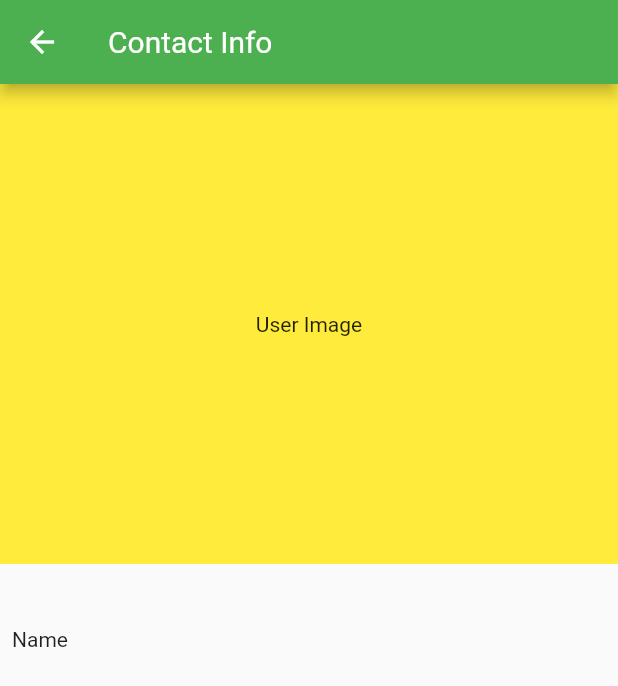
After one commit to dineshnagarajandev/Flutter-UIKit, a Flutter app: the ContactInfo screen opened directly, on a phone screen of 412 x 824 dp. The commit adds this screen. Shown: the top 686 px of the screen. Run offline on Flutter 3.47's test engine with Material 2 defaults, Android fonts, the phone set to English and light mode, and no system bars.

Commit message:
WhatsApp - ContactInfo UI

```diff
--- /dev/null
+++ b/lib/WhatsApp/contactinfo.dart
@@ -0,0 +1,39 @@
+import 'package:flutter/material.dart';
+
+class ContactInfo extends StatefulWidget {
+  const ContactInfo({Key key}) : super(key: key);
+
+  @override
+  _ContactInfoState createState() => _ContactInfoState();
+}
+
+class _ContactInfoState extends State<ContactInfo> {
+  ScrollController _scrollController = ScrollController();
+  @override
+  Widget build(BuildContext context) {
+    return Scaffold(
+        appBar: AppBar(
+          backgroundColor: Colors.green,
+          title: Text("Contact Info"),
+        ),
+        body: SingleChildScrollView(
+            controller: _scrollController,
+            child: Column(children: [
+              Container(
+                height: 320,
+                decoration: BoxDecoration(color: Colors.yellow),
+                child: Center(
+                  child: Text("User Image"),
+                ),
+              ),
+              Container(
+                height: 100,
+                decoration: BoxDecoration(color: Colors.transparent),
+                child: Row(children: [
+                  Padding(
+                      padding: EdgeInsets.only(left: 8), child: Text("Name")),
+                ]),
+              )
+            ])));
+  }
+}
--- a/lib/WhatsApp/createnewchat.dart
+++ b/lib/WhatsApp/createnewchat.dart
@@ -1,4 +1,5 @@
 import 'package:flutter/material.dart';
+import 'package:my_app/WhatsApp/contactinfo.dart';
 
 class CreateNewChat extends StatefulWidget {
   const CreateNewChat({Key key}) : super(key: key);
@@ -38,7 +39,14 @@ class _CreateNewChatState extends State<CreateNewChat> {
             itemCount: 10,
             itemBuilder: (context, index) {
               return (index != 0)
-                  ? Container(
+                  ? InkWell(
+                      onTap: () {
+                        Navigator.push(
+                            context,
+                            MaterialPageRoute(
+                                builder: (context) => ContactInfo()));
+                      },
+                      child: Container(
                         height: 80,
                         padding: EdgeInsets.only(left: 8),
                         color: Colors.grey[100],
@@ -46,8 +54,8 @@ class _CreateNewChatState extends State<CreateNewChat> {
                           children: [
                             CircleAvatar(
                               radius: 30,
-                            backgroundImage:
-                                NetworkImage('https://via.placeholder.com/150'),
+                              backgroundImage: NetworkImage(
+                                  'https://via.placeholder.com/150'),
                             ),
                             Padding(
                               padding: EdgeInsets.only(
@@ -63,6 +71,7 @@ class _CreateNewChatState extends State<CreateNewChat> {
                               ),
                             )
                           ],
+                        ),
                       ),
                     )
                   : Container(
```
Lines whose indentation alone changed are shown as unchanged.
